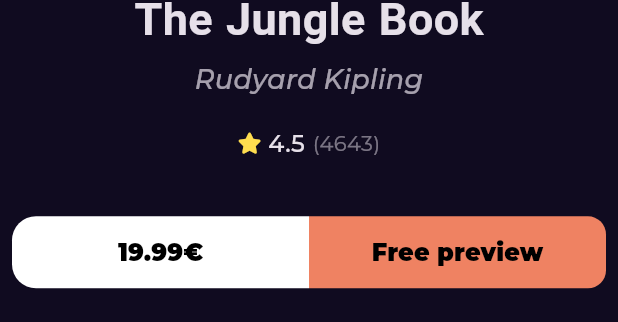
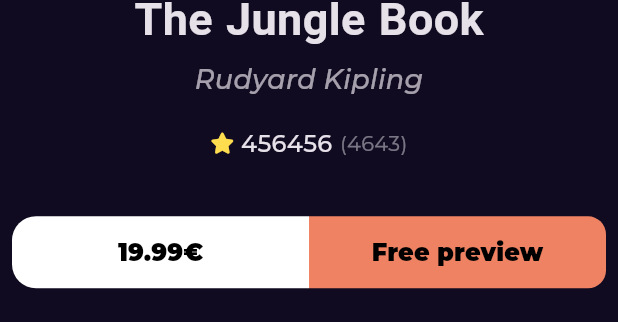
Before and after one commit to ahmedabdelhaliem/Bookly, a Flutter app: the BookDetailsSection widget shown alone on an empty page, opened directly, on a phone screen of 412 x 824 dp. Shown: the part 754-1076 px from the top of the screen. Run offline on Flutter 3.47's test engine with Material 3 defaults, Android fonts, the phone set to English and light mode, and no system bars; drawn by our look-alikes of cached_network_image; our stand-ins replace bloc, dartz, dio, equatable, flutter_bloc, font_awesome_flutter and 3 more; network calls fail.

Commit message:
Display newest books

```diff
--- a/lib/features/home/data/models/bookmodel/bookmodel.dart
+++ b/lib/features/home/data/models/bookmodel/bookmodel.dart
@@ -33,7 +33,9 @@
       selfLink: json['selfLink'] as String?,
       volumeInfo:
           VolumeInfo.fromJson(json['volumeInfo'] as Map<String, dynamic>),
-      saleInfo: SaleInfo.fromJson(json['saleInfo'] as Map<String, dynamic>),
+      saleInfo: json['saleInfo'] == null
+          ? SaleInfo.fromJson(json['saleInfo'] as Map<String, dynamic>)
+          : null,
       accessInfo: json['accessInfo'] != null
           ? AccessInfo.fromJson(json['accessInfo'] as Map<String, dynamic>)
           : null,
--- a/lib/features/home/presentation/views/widgets/BookDetailsSection.dart
+++ b/lib/features/home/presentation/views/widgets/BookDetailsSection.dart
@@ -45,6 +45,7 @@
         ),
         const BookRating(
           mainAxisAlignment: MainAxisAlignment.center,
+          rating: '50',
         ),
         const SizedBox(
           height: 37,
--- a/lib/features/home/presentation/views/widgets/book_rating.dart
+++ b/lib/features/home/presentation/views/widgets/book_rating.dart
@@ -5,26 +5,30 @@
 
 class BookRating extends StatelessWidget {
   const BookRating(
-      {super.key, this.mainAxisAlignment = MainAxisAlignment.start});
+      {super.key,
+      this.mainAxisAlignment = MainAxisAlignment.start,
+      required this.rating});
   final MainAxisAlignment mainAxisAlignment;
+
+  final String rating;
   @override
   Widget build(BuildContext context) {
     return Row(
       mainAxisAlignment: mainAxisAlignment,
-      children: const [
-        Icon(
+      children: [
+        const Icon(
           FontAwesomeIcons.solidStar,
           color: Color(0xffFFDD4F),
           size: 14,
         ),
-        SizedBox(
+        const SizedBox(
           width: 6.3,
         ),
         Text(
-          '4.5',
+          '456456',
           style: Styles.textStyle16,
         ),
-        SizedBox(
+        const SizedBox(
           width: 5,
         ),
         Opacity(
--- a/lib/features/home/presentation/views/widgets/home_view-body.dart
+++ b/lib/features/home/presentation/views/widgets/home_view-body.dart
@@ -15,6 +15,7 @@
             horizontal: 30,
           ),
           child: CustomScrollView(
+            physics: BouncingScrollPhysics(),
             slivers: [
               SliverToBoxAdapter(
                 child: Column(
--- a/lib/features/search/presentation/views/widgets/SearchResultListView.dart
+++ b/lib/features/search/presentation/views/widgets/SearchResultListView.dart
@@ -11,9 +11,9 @@
       itemCount: 10,
       itemBuilder: (BuildContext context, int index) {
         return const Padding(
-          padding: EdgeInsets.symmetric(vertical: 10),
-          child: BookListViewItem(),
-        );
+            padding: EdgeInsets.symmetric(vertical: 10), child: Text('data')
+            // BookListViewItem(bookModel: null,),
+            );
       },
     );
   }
--- a/lib/main.dart
+++ b/lib/main.dart
@@ -27,7 +27,8 @@
         ),
         BlocProvider(
           create: (context) =>
-              FeaturedNewestBooksCubit(getIt.get<HomeRepoImplementation>()),
+              FeaturedNewestBooksCubit(getIt.get<HomeRepoImplementation>())
+                ..fetchNewestBooks(),
         ),
       ],
       child: MaterialApp.router(
```
Also changed, not shown: lib/features/home/data/models/bookmodel/sale_info.dart (+7 -10 lines), lib/features/home/presentation/views/widgets/BestSellerListView.dart (+26 -9 lines), lib/features/home/presentation/views/widgets/best_seller_list_view-item.dart (+15 -17 lines).
